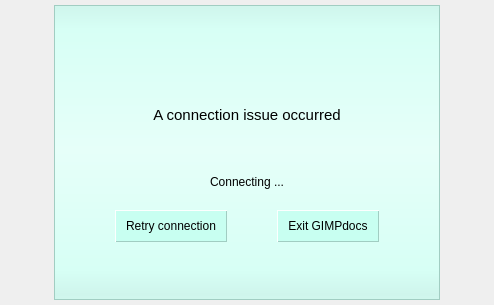
Above: CLIENT/GUI/connection/ui/gui_reconnection.ui from GiuliCler/GIMPteam before the change. Below: the same form after it.
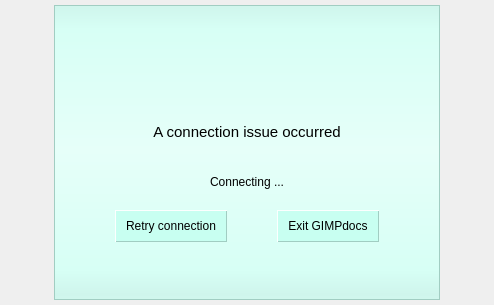
That is the form after the change.

Diff of the .ui file:
```diff
--- a/CLIENT/GUI/connection/ui/gui_reconnection.ui
+++ b/CLIENT/GUI/connection/ui/gui_reconnection.ui
@@ -76,7 +76,7 @@
        <verstretch>0</verstretch>
       </sizepolicy>
      </property>
-     <layout class="QVBoxLayout" name="verticalLayout_2" stretch="5,9,1,0,0">
+     <layout class="QVBoxLayout" name="verticalLayout_2" stretch="5,0,1,1,0,0">
       <property name="spacing">
        <number>0</number>
       </property>
@@ -110,6 +110,19 @@
         </property>
        </widget>
       </item>
+      <item>
+       <spacer name="verticalSpacer_3">
+        <property name="orientation">
+         <enum>Qt::Vertical</enum>
+        </property>
+        <property name="sizeHint" stdset="0">
+         <size>
+          <width>20</width>
+          <height>40</height>
+         </size>
+        </property>
+       </spacer>
+      </item>
       <item>
        <widget class="QWidget" name="widget" native="true">
         <property name="sizePolicy">
```
Left out of the diff: 6 changed lines with no effect on the pictures.
